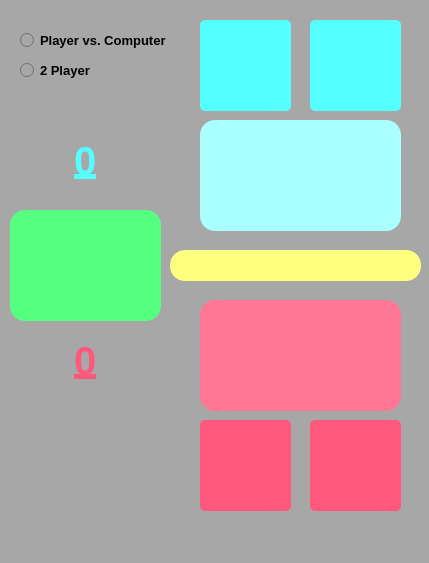
The window that Python/Palam_Pulum_Pilish/Palam_Pulum_Plish.ui (TaRa1999R/assignment20) describes before a commit, drawn with Qt 5.
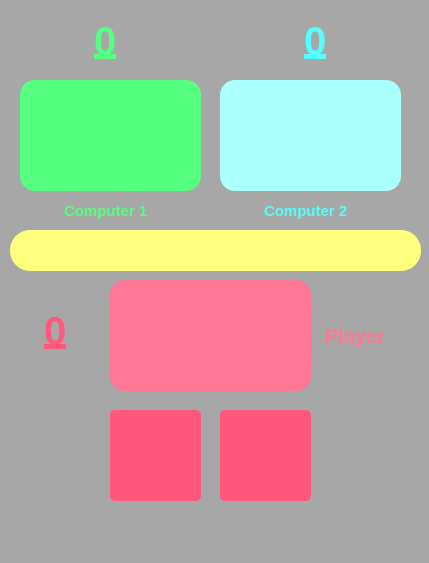
The same window after the commit.

The edit to the form file:
```diff
--- a/Python/Palam_Pulum_Pilish/Palam_Pulum_Plish.ui
+++ b/Python/Palam_Pulum_Pilish/Palam_Pulum_Plish.ui
@@ -26,8 +26,8 @@
    <widget class="QPushButton" name="back1">
     <property name="geometry">
      <rect>
-      <x>200</x>
-      <y>420</y>
+      <x>110</x>
+      <y>410</y>
       <width>91</width>
       <height>91</height>
      </rect>
@@ -52,8 +52,8 @@
    <widget class="QPushButton" name="front1">
     <property name="geometry">
      <rect>
-      <x>310</x>
-      <y>420</y>
+      <x>220</x>
+      <y>410</y>
       <width>91</width>
       <height>91</height>
      </rect>
@@ -75,11 +75,11 @@
      <string/>
     </property>
    </widget>
-   <widget class="QLineEdit" name="player_choice">
+   <widget class="QLineEdit" name="player">
     <property name="geometry">
      <rect>
-      <x>200</x>
-      <y>300</y>
+      <x>110</x>
+      <y>280</y>
       <width>201</width>
       <height>111</height>
      </rect>
@@ -111,9 +111,9 @@
    <widget class="QLineEdit" name="computer_choice">
     <property name="geometry">
      <rect>
-      <x>200</x>
-      <y>120</y>
-      <width>201</width>
+      <x>220</x>
+      <y>80</y>
+      <width>181</width>
       <height>111</height>
      </rect>
     </property>
@@ -143,9 +143,9 @@
    <widget class="QLineEdit" name="main">
     <property name="geometry">
      <rect>
-      <x>10</x>
-      <y>210</y>
-      <width>151</width>
+      <x>20</x>
+      <y>80</y>
+      <width>181</width>
       <height>111</height>
      </rect>
     </property>
@@ -172,63 +172,11 @@
      <set>Qt::AlignHCenter|Qt::AlignTop</set>
     </property>
    </widget>
-   <widget class="QPushButton" name="back2">
-    <property name="geometry">
-     <rect>
-      <x>200</x>
-      <y>20</y>
-      <width>91</width>
-      <height>91</height>
-     </rect>
-    </property>
-    <property name="font">
-     <font>
-      <family>Segoe UI</family>
-      <pointsize>25</pointsize>
-     </font>
-    </property>
-    <property name="styleSheet">
-     <string notr="true">background-color: rgb(85, 255, 255);
-border-top-right-radius: 5px;
-border-top-left-radius: 5px;
-border-bottom-right-radius: 5px;
-border-bottom-left-radius: 5px;</string>
-    </property>
-    <property name="text">
-     <string/>
-    </property>
-   </widget>
-   <widget class="QPushButton" name="front2">
-    <property name="geometry">
-     <rect>
-      <x>310</x>
-      <y>20</y>
-      <width>91</width>
-      <height>91</height>
-     </rect>
-    </property>
-    <property name="font">
-     <font>
-      <family>Segoe UI</family>
-      <pointsize>25</pointsize>
-     </font>
-    </property>
-    <property name="styleSheet">
-     <string notr="true">background-color: rgb(85, 255, 255);
-border-top-right-radius: 5px;
-border-top-left-radius: 5px;
-border-bottom-right-radius: 5px;
-border-bottom-left-radius: 5px;</string>
-    </property>
-    <property name="text">
-     <string/>
-    </property>
-   </widget>
    <widget class="QLineEdit" name="player_score">
     <property name="geometry">
      <rect>
-      <x>40</x>
-      <y>330</y>
+      <x>10</x>
+      <y>300</y>
       <width>91</width>
       <height>61</height>
      </rect>
@@ -261,8 +209,8 @@
    <widget class="QLineEdit" name="computer_score">
     <property name="geometry">
      <rect>
-      <x>40</x>
-      <y>130</y>
+      <x>270</x>
+      <y>10</y>
       <width>91</width>
       <height>61</height>
      </rect>
@@ -295,51 +243,13 @@
      <set>Qt::AlignCenter</set>
     </property>
    </widget>
-   <widget class="QRadioButton" name="computer">
-    <property name="geometry">
-     <rect>
-      <x>20</x>
-      <y>30</y>
-      <width>161</width>
-      <height>20</height>
-     </rect>
-    </property>
-    <property name="font">
-     <font>
-      <pointsize>10</pointsize>
-      <bold>true</bold>
-     </font>
-    </property>
-    <property name="text">
-     <string>Player vs. Computer</string>
-    </property>
-   </widget>
-   <widget class="QRadioButton" name="player">
-    <property name="geometry">
-     <rect>
-      <x>20</x>
-      <y>60</y>
-      <width>161</width>
-      <height>20</height>
-     </rect>
-    </property>
-    <property name="font">
-     <font>
-      <pointsize>10</pointsize>
-      <bold>true</bold>
-     </font>
-    </property>
-    <property name="text">
-     <string>2 Player</string>
-    </property>
-   </widget>
    <widget class="QLineEdit" name="win">
     <property name="geometry">
      <rect>
-      <x>170</x>
-      <y>250</y>
-      <width>251</width>
-      <height>31</height>
+      <x>10</x>
+      <y>230</y>
+      <width>411</width>
+      <height>41</height>
      </rect>
     </property>
     <property name="font">
@@ -351,16 +261,140 @@
     </property>
     <property name="styleSheet">
      <string notr="true">background-color: rgb(255, 255, 127);
-border-top-right-radius: 15px;
-border-top-left-radius: 15px;
-border-bottom-right-radius: 15px;
-border-bottom-left-radius: 15px;</string>
+border-top-right-radius: 20px;
+border-top-left-radius: 20px;
+border-bottom-right-radius: 20px;
+border-bottom-left-radius: 20px;</string>
     </property>
     <property name="text">
      <string/>
     </property>
     <property name="maxLength">
-     <number>13</number>
+     <number>15</number>
+    </property>
+    <property name="alignment">
+     <set>Qt::AlignCenter</set>
+    </property>
+   </widget>
+   <widget class="QLineEdit" name="scoreC1">
+    <property name="geometry">
+     <rect>
+      <x>60</x>
+      <y>10</y>
+      <width>91</width>
+      <height>61</height>
+     </rect>
+    </property>
+    <property name="font">
+     <font>
+      <family>Segoe UI</family>
+      <pointsize>30</pointsize>
+      <bold>true</bold>
+      <underline>true</underline>
+     </font>
+    </property>
+    <property name="styleSheet">
+     <string notr="true">color: rgb(85, 255, 127);
+border-top-right-radius: 5px;
+border-top-left-radius: 5px;
+border-bottom-right-radius: 5px;
+border-bottom-left-radius: 5px;</string>
+    </property>
+    <property name="inputMask">
+     <string/>
+    </property>
+    <property name="text">
+     <string>0</string>
+    </property>
+    <property name="maxLength">
+     <number>1</number>
+    </property>
+    <property name="alignment">
+     <set>Qt::AlignCenter</set>
+    </property>
+   </widget>
+   <widget class="QLineEdit" name="name1">
+    <property name="geometry">
+     <rect>
+      <x>50</x>
+      <y>200</y>
+      <width>113</width>
+      <height>21</height>
+     </rect>
+    </property>
+    <property name="font">
+     <font>
+      <pointsize>11</pointsize>
+      <bold>true</bold>
+     </font>
+    </property>
+    <property name="styleSheet">
+     <string notr="true">color: rgb(85, 255, 127);
+border-top-right-radius: 5px;
+border-top-left-radius: 5px;
+border-bottom-right-radius: 5px;
+border-bottom-left-radius: 5px;</string>
+    </property>
+    <property name="text">
+     <string>Computer 1</string>
+    </property>
+    <property name="alignment">
+     <set>Qt::AlignCenter</set>
+    </property>
+   </widget>
+   <widget class="QLineEdit" name="name2">
+    <property name="geometry">
+     <rect>
+      <x>250</x>
+      <y>200</y>
+      <width>113</width>
+      <height>21</height>
+     </rect>
+    </property>
+    <property name="font">
+     <font>
+      <pointsize>11</pointsize>
+      <bold>true</bold>
+     </font>
+    </property>
+    <property name="styleSheet">
+     <string notr="true">color: rgb(85, 255, 255);
+border-top-right-radius: 5px;
+border-top-left-radius: 5px;
+border-bottom-right-radius: 5px;
+border-bottom-left-radius: 5px;</string>
+    </property>
+    <property name="text">
+     <string>Computer 2</string>
+    </property>
+    <property name="alignment">
+     <set>Qt::AlignCenter</set>
+    </property>
+   </widget>
+   <widget class="QLineEdit" name="name">
+    <property name="geometry">
+     <rect>
+      <x>320</x>
+      <y>320</y>
+      <width>71</width>
+      <height>31</height>
+     </rect>
+    </property>
+    <property name="font">
+     <font>
+      <pointsize>15</pointsize>
+      <bold>true</bold>
+     </font>
+    </property>
+    <property name="styleSheet">
+     <string notr="true">color: rgb(255, 119, 148);
+border-top-right-radius: 5px;
+border-top-left-radius: 5px;
+border-bottom-right-radius: 5px;
+border-bottom-left-radius: 5px;</string>
+    </property>
+    <property name="text">
+     <string>Player</string>
     </property>
     <property name="alignment">
      <set>Qt::AlignCenter</set>
```
Left out of the diff: 10 changed lines with no effect on the pictures.
